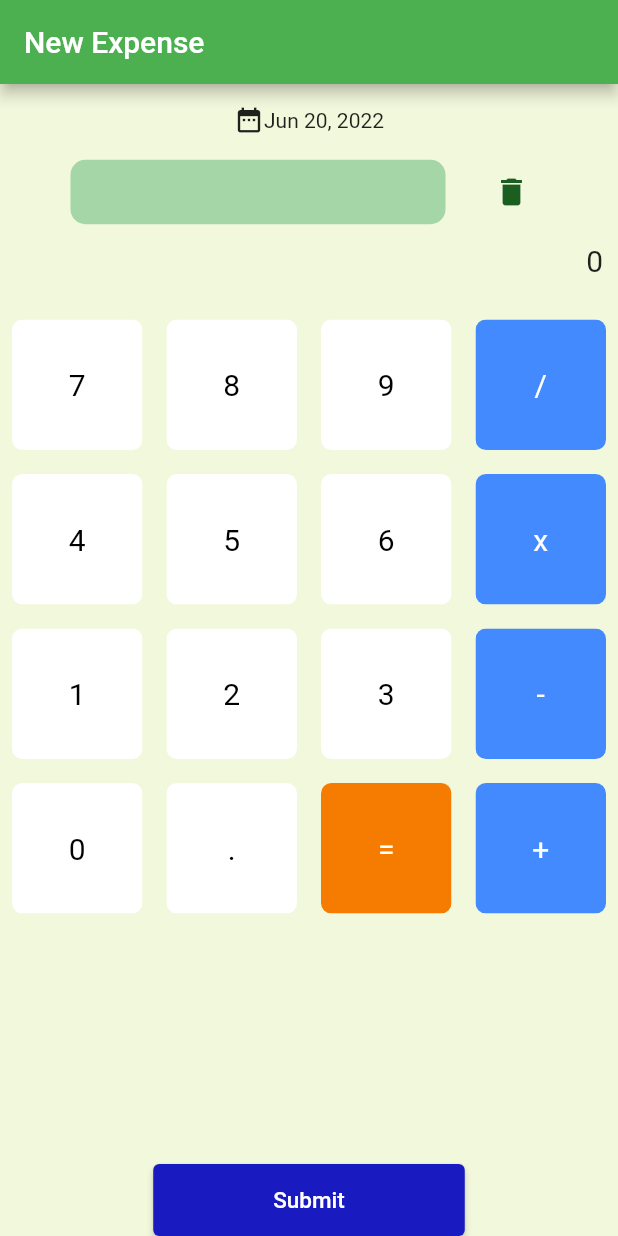
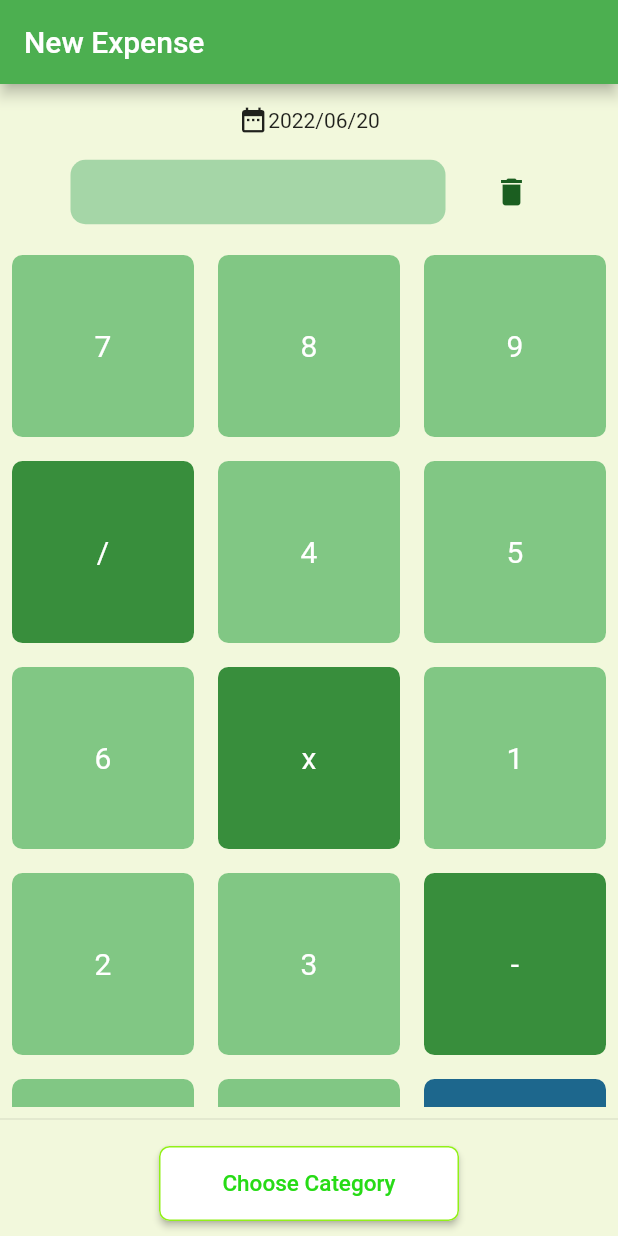
Before and after one commit to mutiadhewanty/money_manage_app, a Flutter app: the screen it shows after launch, on a phone screen of 412 x 824 dp. Run offline on Flutter 3.47's test engine with Material 2 defaults, Android fonts, the phone set to English and light mode, and no system bars; our stand-ins replace math_expressions, pie_chart.

Commit message:
hide screen

```diff
--- a/lib/screen/pengeluaran.dart
+++ b/lib/screen/pengeluaran.dart
@@ -17,18 +17,15 @@ class PengeluaranScreen extends StatefulWidget {
 class _PengeluaranScreenState extends State<PengeluaranScreen> {
   // Tanggal Sekarang
   static var today = new DateTime.now();
-  var formatedTanggal = new DateFormat.yMMMd().format(today);
+  var formatedTanggal = DateFormat('yyyy/MM/dd').format(today);
 
   // Action
   var userInput = '';
-  var answer = '0';
+  bool showKeyboard=true;
+  bool showList=false;
 
   // kalkulator
   final List<String> buttons = [
-    // 'C',
-    // '+/-',
-    // '%',
-    // 'DEL',
     '7',
     '8',
     '9',
@@ -117,94 +114,106 @@ class _PengeluaranScreenState extends State<PengeluaranScreen> {
                           icon: Icon(Icons.delete, color: Colors.green.shade900,)),
                     ],
                   ),
-                  Container(
-                      padding: EdgeInsets.all(10),
-                      alignment: Alignment.centerRight,
-                      child: Text(
-                        answer,
-                        style: TextStyle(fontSize: 20),
-                      )),
+
                 ],
               ),
-              // padding: EdgeInsets.all(7.0),
-              // margin: EdgeInsets.all(7.0),
-              // child: TextField(
-              //   decoration: InputDecoration(
-              //       filled: true,
-              //       fillColor: Color.fromARGB(255, 195, 238, 145),
-                    // suffixIcon: Icon(Icons.delete_forever),
-              //       border: OutlineInputBorder(
-              //         borderRadius: BorderRadius.circular(9),
-              //         borderSide: BorderSide.none,
-              //       )),
-              // ),
             ),
             SizedBox(
               height: 10,
             ),
+            expenseList(),
+            // showKeyboard?keyboard():Container(),
+            // showList?Container(
+            //          height: 150,
+            //          color: Colors.lightBlue,
+            //       ):Container(),
+            Divider(),
+            // choose category
             Container(
-                // padding: EdgeInsets.all(7.0),
-                // margin: EdgeInsets.all(7.0),
-                // child: TextField(
-                //   decoration: InputDecoration(
-                //       enabled: false,
-                //       hintText: 'hint',
-                //       helperText: 'helper',
-                //       labelText: 'Note',
-                //       prefixIcon: Icon(Icons.pending_actions_outlined),
-                //       counterText: 'counter'),
-                // ),
+              margin: EdgeInsets.all(10),
+              height: 50.0,
+              width: 200.0,
+              child: RaisedButton(
+                shape: RoundedRectangleBorder(
+                    borderRadius: BorderRadius.circular(7.0),
+                    side: BorderSide(color: Color.fromARGB(255, 146, 240, 24))),
+                onPressed: () {setState(() {
+                  showKeyboard = false;
+                  showList = true;
+                });},
+                padding: EdgeInsets.all(10.0),
+                color: Colors.white,
+                textColor: Color.fromARGB(255, 39, 219, 22),
+                child: Text("Choose Category", style: TextStyle(fontSize: 15)),
               ),
+            ),
+            // Center(
+            //       child: ElevatedButton(
+            //           style: ElevatedButton.styleFrom(
+            //               primary: const Color.fromARGB(255, 25, 27, 193),
+            //               padding: EdgeInsets.only(
+            //                   left: 80, right: 80, top: 15, bottom: 15)),
+            //           child: const Text(
+            //             'Submit',
+            //             style: TextStyle(fontSize: 15),
+            //           ),
+            //           onPressed: () {
+            //             saveOrder();
 
-            // Expanded(
-            //     flex: 4,
-            //     child: Container(
-            //       child: Center(
-            //         child: GridView.builder(
-            //             itemCount: buttons.length,
-            //             gridDelegate: SliverGridDelegateWithFixedCrossAxisCount(
-            //                 crossAxisCount: 4),
-            //             itemBuilder: (BuildContext context, int index) {
-            //               if (index == 15) {
-            //                 return ButtonsPengeluaran(
-            //                   buttonText: buttons[index],
-            //                   color: Colors.blue,
-            //                   textColor: Colors.white,
-            //                 );
-            //               }
-            //               // tanda =
-            //               else if (index == buttons.length - 1) {
-            //                 return ButtonsPengeluaran(
-            //                   buttonTapped: () {
-            //                     setState(() {
-            //                       equalPressed();
-            //                     });
-            //                   },
-            //                   buttonText: buttons[index],
-            //                   color: Colors.lightGreen,
-            //                   textColor: Colors.white,
-            //                 );
-            //               } else {
-            //                 return ButtonsPengeluaran(
-            //                   buttonTapped: () {
-            //                     setState(() {
-            //                       userQuestion += buttons[index];
-            //                     });
-            //                   },
-            //                   buttonText: buttons[index],
-            //                   color: isOperator(buttons[index])
-            //                       ? Colors.lightGreen
-            //                       : Colors.lightGreen,
-            //                   textColor: isOperator(buttons[index])
-            //                       ? Colors.white
-            //                       : Colors.white,
-            //                 );
-            //               }
-            //             }),
-            //       ),
-            //     )),
+            //           }),
+            //     )
+          ],
+        ));
+  }
 
-            Expanded(
+  Expanded expenseList() {
+    return Expanded(
+        flex: 3,
+        child: Container(
+          child: GridView.builder(
+              itemCount: buttons.length,
+              gridDelegate: SliverGridDelegateWithFixedCrossAxisCount(
+                  crossAxisCount: 3),
+              itemBuilder: (BuildContext context, int index) {
+
+                // Equal_to Button
+                if (index == 14) {
+                  return ButtonsPengeluaran(
+                    buttonTapped: () {
+                      setState(() {
+                        equalPressed();
+                      });
+                    },
+                    buttonText: buttons[index],
+                    color: Color.fromARGB(255, 29, 103, 141),
+                    textColor: Colors.white,
+                  );
+                }
+
+                //  other buttons
+                else {
+                  return ButtonsPengeluaran(
+                    buttonTapped: () {
+                      setState(() {
+                        userInput += buttons[index];
+                      });
+                    },
+                    buttonText: buttons[index],
+                    color: isOperator(buttons[index])
+                        ? Colors.green.shade700
+                        : Colors.green.shade300,
+                    textColor: isOperator(buttons[index])
+                        ? Colors.white
+                        : Colors.white,
+                  );
+                }
+              }), // GridView.builder
+        ),
+      );
+  }
+
+  Expanded keyboard() {
+    return Expanded(
           flex: 3,
           child: Container(
             child: GridView.builder(
@@ -222,7 +231,7 @@ class _PengeluaranScreenState extends State<PengeluaranScreen> {
                         });
                       },
                       buttonText: buttons[index],
-                        color: Colors.orange[700],
+                      color: Color.fromARGB(255, 29, 103, 141),
                       textColor: Colors.white,
                     );
                   }
@@ -237,49 +246,16 @@ class _PengeluaranScreenState extends State<PengeluaranScreen> {
                       },
                       buttonText: buttons[index],
                       color: isOperator(buttons[index])
-                            ? Colors.blueAccent
-                            : Colors.white,
+                          ? Colors.green.shade700
+                          : Colors.green.shade300,
                       textColor: isOperator(buttons[index])
                           ? Colors.white
-                            : Colors.black,
+                          : Colors.white,
                     );
                   }
                 }), // GridView.builder
           ),
-          ),
-            // choose category
-            // Container(
-            //   margin: EdgeInsets.all(10),
-            //   height: 50.0,
-            //   width: 200.0,
-            //   child: RaisedButton(
-            //     shape: RoundedRectangleBorder(
-            //         borderRadius: BorderRadius.circular(7.0),
-            //         side: BorderSide(color: Color.fromARGB(255, 146, 240, 24))),
-            //     onPressed: () {},
-            //     padding: EdgeInsets.all(10.0),
-            //     color: Colors.white,
-            //     textColor: Color.fromARGB(255, 39, 219, 22),
-            //     child: Text("Choose Category", style: TextStyle(fontSize: 15)),
-            //   ),
-            // ),
-            Center(
-                  child: ElevatedButton(
-                      style: ElevatedButton.styleFrom(
-                          primary: const Color.fromARGB(255, 25, 27, 193),
-                          padding: EdgeInsets.only(
-                              left: 80, right: 80, top: 15, bottom: 15)),
-                      child: const Text(
-                        'Submit',
-                        style: TextStyle(fontSize: 15),
-                      ),
-                      onPressed: () {
-                        saveOrder();
-
-                      }),
-                )
-          ],
-        ));
+        );
   }
 
   bool isOperator(String x) {
@@ -291,12 +267,16 @@ class _PengeluaranScreenState extends State<PengeluaranScreen> {
 
   void equalPressed() {
     String finalQuestion = userInput;
+    finalQuestion = userInput.replaceAll('x', '*');
 
     Parser p = Parser();
     Expression exp = p.parse(finalQuestion);
     ContextModel cm = ContextModel();
     double eval = exp.evaluate(EvaluationType.REAL, cm);
 
-    answer = eval.toString();
+    userInput = eval.toString();
+  }
+  void SampleContainer(){
+    var sts = "empty";
   }
 }
```
Lines whose indentation alone changed are shown as unchanged.
